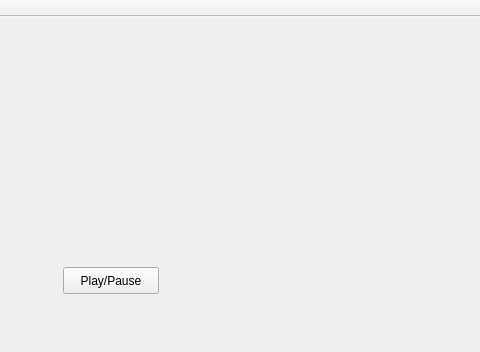
Old version of the form master/MocpTSGui/mainwindow.ui in the repository reinerwaldmann/MocpTSGui; both pictures show x 287 to 767 and y 0 to 352 of the 860 by 352 pixel window.
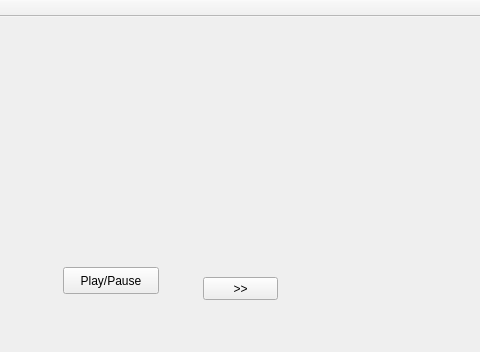
New version of the form.

Commit message:
Successfully played with qss
Qss may be applied from file black.qss, which is to be put where the
executable is been executed. All comments considering qss in main.cpp.

The edit to the form file:
```diff
--- a/master/MocpTSGui/mainwindow.ui
+++ b/master/MocpTSGui/mainwindow.ui
@@ -40,6 +40,19 @@
      <string>GroupBox</string>
     </property>
    </widget>
+   <widget class="QPushButton" name="forward">
+    <property name="geometry">
+     <rect>
+      <x>490</x>
+      <y>260</y>
+      <width>75</width>
+      <height>23</height>
+     </rect>
+    </property>
+    <property name="text">
+     <string>&gt;&gt;</string>
+    </property>
+   </widget>
   </widget>
   <widget class="QMenuBar" name="menuBar">
    <property name="geometry">
```
Left out of the diff: 2 changed lines with no effect on the pictures. The commit also changes 2 other files.
